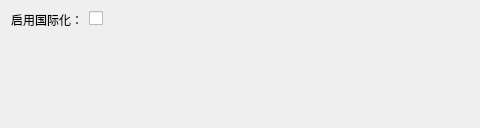
Above: miniSlicer/Slicer/Base/QTGUI/Resources/UI/qSlicerSettingsInternationalizationPanel.ui from jiaqiwang969/Slicer before the change; both pictures show x 0 to 480 and y 0 to 128 of the 751 by 128 pixel window. Below: the same form after it.
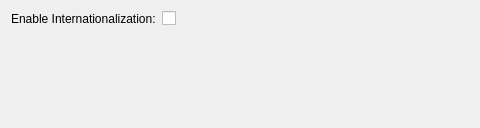
That is the form after the change. Custom widgets are drawn as their Qt base class.

```diff
--- a/miniSlicer/Slicer/Base/QTGUI/Resources/UI/qSlicerSettingsInternationalizationPanel.ui
+++ b/miniSlicer/Slicer/Base/QTGUI/Resources/UI/qSlicerSettingsInternationalizationPanel.ui
@@ -16,7 +16,7 @@
    <item row="0" column="0">
     <widget class="QLabel" name="InternationalizationEnabledLabel">
      <property name="text">
-      <string>启用国际化：</string>
+      <string>Enable Internationalization:</string>
      </property>
     </widget>
    </item>
```
Left out of the diff: 9 changed lines with no effect on the pictures.
